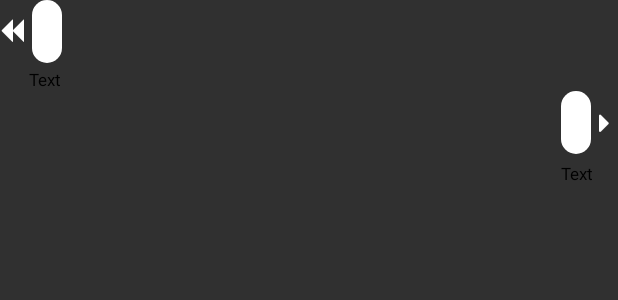
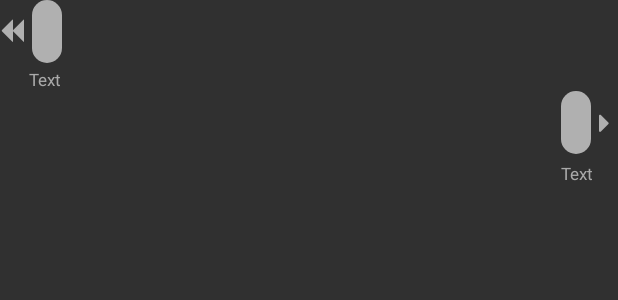
Before and after one commit to mperezf31/SocialWay, an Android app: the layout row_chat.xml on its own in the app's theme, with its tools: preview values and no code run, on a phone screen of 412 x 824 dp. Shown: the top 300 px of the screen. Run offline under Robolectric (Android 15) with nearby library versions, the phone set to English and light mode, and no system bars.

Commit message:
Refactor chat

```diff
--- a/app/src/main/res/drawable/rounded_chat.xml
+++ b/app/src/main/res/drawable/rounded_chat.xml
@@ -2,7 +2,7 @@
 <layer-list xmlns:android="http://schemas.android.com/apk/res/android">
     <item android:top="0dp" android:left="0dp" android:right="0dp" android:bottom="0dp">
         <shape android:shape="rectangle">
-            <solid android:color="@android:color/white" />
+            <solid android:color="#B0B0B0" />
             <corners android:radius="10dip"/>
 
         </shape>
--- a/app/src/main/res/layout/row_chat.xml
+++ b/app/src/main/res/layout/row_chat.xml
@@ -22,7 +22,7 @@
                 android:textSize="17sp"
                 android:text="@string/fa_backward"
                 android:id="@+id/textView21"
-                android:textColor="@android:color/white"/>
+                android:textColor="#B0B0B0"/>
 
 
             <TextView
@@ -34,7 +34,7 @@
                 android:padding="10dp"
                 android:layout_marginLeft="5dp"
                 android:textSize="16sp"
-                android:textColor="#000000">
+                android:textColor="@android:color/black">
             </TextView>
 
 
@@ -47,7 +47,7 @@
             android:layout_height="wrap_content"
             android:textSize="11sp"
             android:text="Text"
-            android:textColor="@android:color/black"
+            android:textColor="@android:color/darker_gray"
             android:layout_marginTop="3dp"
             android:layout_gravity="right" />
 
@@ -75,7 +75,7 @@
                 android:padding="10dp"
                 android:paddingBottom="10dp"
                 android:textSize="16sp"
-                android:textColor="#000000"
+                android:textColor="@android:color/black"
                 android:layout_alignParentTop="true"
                 android:layout_toLeftOf="@+id/textView22">
             </TextView>
@@ -89,7 +89,7 @@
                 android:textSize="20sp"
                 android:text="@string/fa_caret_right"
                 android:id="@+id/textView22"
-                android:textColor="@android:color/white"
+                android:textColor="#B0B0B0"
                 android:layout_centerVertical="true"
                 android:layout_alignParentRight="true"
                 android:layout_alignParentEnd="true" />
@@ -101,7 +101,7 @@
                 android:textSize="11sp"
                 android:text="Text"
                 android:layout_marginTop="5dp"
-                android:textColor="@android:color/black"
+                android:textColor="@android:color/darker_gray"
                 android:layout_gravity="left"
                 android:layout_below="@+id/value"
                 android:layout_alignLeft="@+id/value"
```
